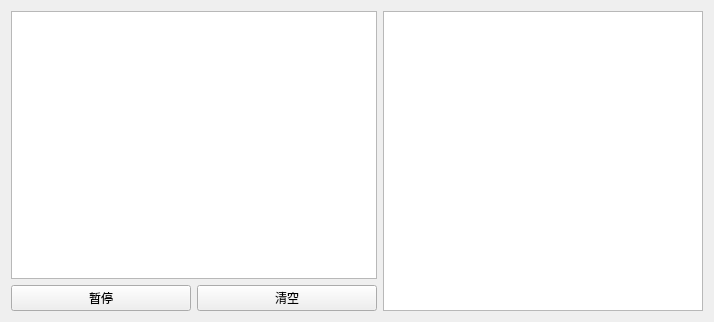
Above: incPage.ui from Jarvis03/BinaryDataWatcher before the change. Below: the same form after it.
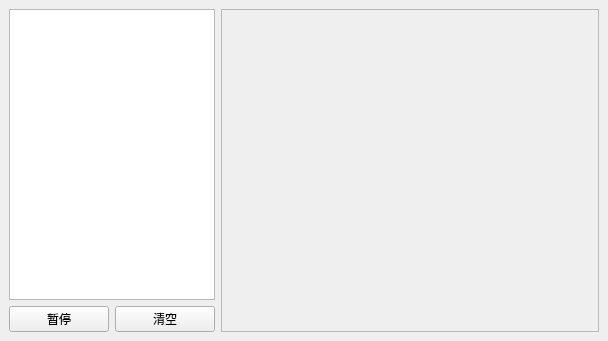
That is the form after the change. Custom widgets are drawn as their Qt base class.

```diff
--- a/incPage.ui
+++ b/incPage.ui
@@ -1,21 +1,20 @@
 <?xml version="1.0" encoding="UTF-8"?>
 <ui version="4.0">
- <class>Form</class>
- <widget class="QWidget" name="Form">
+ <class>MainWindow</class>
+ <widget class="QMainWindow" name="MainWindow">
   <property name="geometry">
    <rect>
     <x>0</x>
     <y>0</y>
-    <width>714</width>
-    <height>322</height>
+    <width>608</width>
+    <height>341</height>
    </rect>
   </property>
   <property name="windowTitle">
    <string>Form</string>
   </property>
-  <layout class="QHBoxLayout" name="horizontalLayout">
-   <item>
-    <layout class="QGridLayout" name="gridLayout" columnminimumwidth="180,180">
+  <widget class="QWidget" name="centralwidget">
+   <layout class="QGridLayout" name="gridLayout" columnstretch="0,0,0" columnminimumwidth="100,100,0">
      <item row="0" column="0" colspan="2">
       <widget class="QTextEdit_AppendEnable" name="textEdit">
        <property name="font">
@@ -28,10 +27,13 @@
        </property>
       </widget>
      </item>
-     <item row="1" column="1">
-      <widget class="QPushButton" name="btn_clear">
-       <property name="text">
-        <string>清空</string>
+    <item row="0" column="2" rowspan="2">
+     <widget class="QFrame" name="frame">
+      <property name="frameShape">
+       <enum>QFrame::StyledPanel</enum>
+      </property>
+      <property name="frameShadow">
+       <enum>QFrame::Raised</enum>
        </property>
       </widget>
      </item>
@@ -48,12 +50,15 @@
        </property>
       </widget>
      </item>
-    </layout>
-   </item>
-   <item>
-    <widget class="QGraphicsView" name="graphicsView"/>
-   </item>
-  </layout>
+    <item row="1" column="1">
+     <widget class="QPushButton" name="btn_clear">
+      <property name="text">
+       <string>清空</string>
+      </property>
+     </widget>
+    </item>
+   </layout>
+  </widget>
  </widget>
  <customwidgets>
   <customwidget>
```
Left out of the diff: 40 changed lines with no effect on the pictures. Lines whose indentation alone changed are shown as unchanged.
